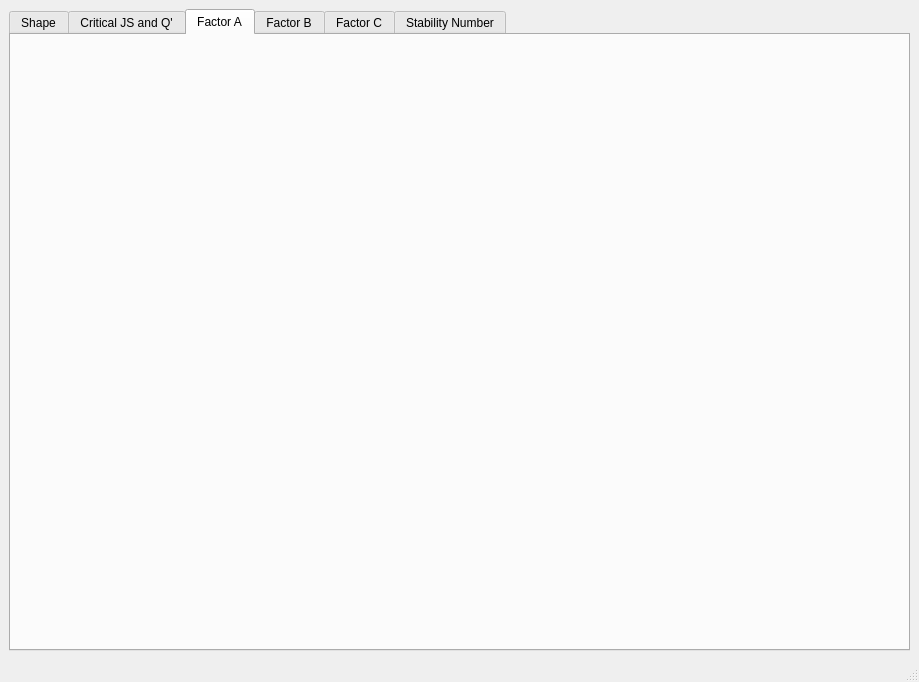
amithreddy/ground-control-tool, file mining.ui: the form before one commit.
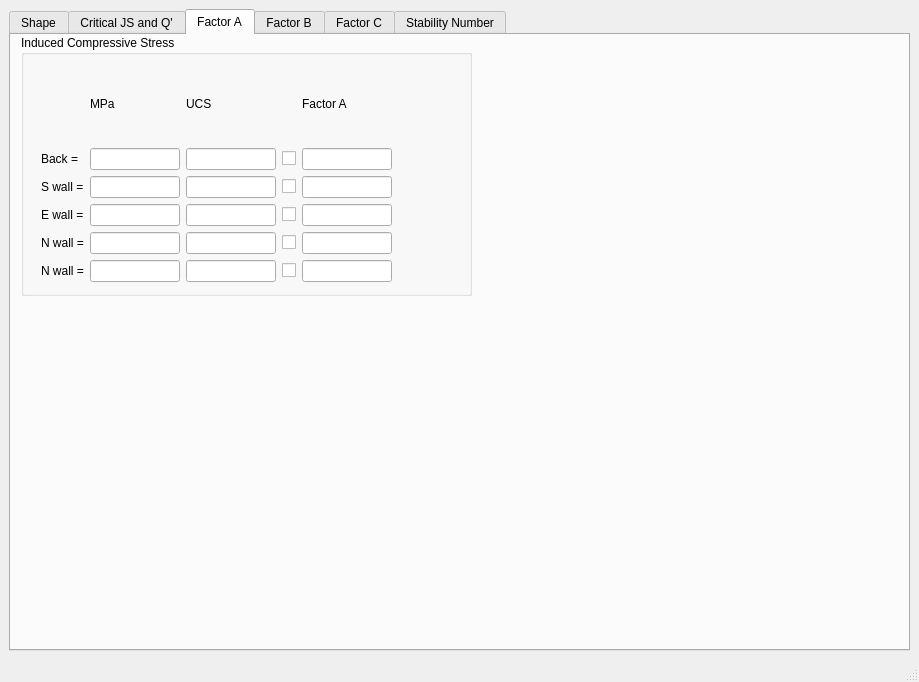
The form after the commit. The open tabs and pages were chosen to show the change.

Commit message: fleshed out Factor a bit omore

The edit to the form file:
```diff
--- a/mining.ui
+++ b/mining.ui
@@ -606,6 +606,167 @@
          <attribute name="title">
           <string>Factor A</string>
          </attribute>
+         <widget class="QGroupBox" name="groupBox_5">
+          <property name="geometry">
+           <rect>
+            <x>10</x>
+            <y>0</y>
+            <width>451</width>
+            <height>261</height>
+           </rect>
+          </property>
+          <property name="title">
+           <string>Induced Compressive Stress</string>
+          </property>
+          <widget class="QWidget" name="formLayoutWidget_2">
+           <property name="geometry">
+            <rect>
+             <x>20</x>
+             <y>30</y>
+             <width>351</width>
+             <height>217</height>
+            </rect>
+           </property>
+           <layout class="QGridLayout" name="gridLayout_2">
+            <item row="1" column="0">
+             <widget class="QLabel" name="label_25">
+              <property name="text">
+               <string>Back =</string>
+              </property>
+             </widget>
+            </item>
+            <item row="3" column="4">
+             <widget class="QLineEdit" name="lineEdit_32"/>
+            </item>
+            <item row="5" column="0">
+             <widget class="QLabel" name="label_19">
+              <property name="text">
+               <string>N wall =</string>
+              </property>
+             </widget>
+            </item>
+            <item row="5" column="1">
+             <widget class="QLineEdit" name="lineEdit_23"/>
+            </item>
+            <item row="6" column="0">
+             <widget class="QLabel" name="label_23">
+              <property name="text">
+               <string>N wall =</string>
+              </property>
+             </widget>
+            </item>
+            <item row="6" column="1">
+             <widget class="QLineEdit" name="lineEdit_24"/>
+            </item>
+            <item row="6" column="2">
+             <widget class="QLineEdit" name="lineEdit_30"/>
+            </item>
+            <item row="5" column="4">
+             <widget class="QLineEdit" name="lineEdit_27"/>
+            </item>
+            <item row="3" column="0">
+             <widget class="QLabel" name="label_17">
+              <property name="text">
+               <string>S wall =</string>
+              </property>
+             </widget>
+            </item>
+            <item row="3" column="1">
+             <widget class="QLineEdit" name="lineEdit_12"/>
+            </item>
+            <item row="5" column="2">
+             <widget class="QLineEdit" name="lineEdit_29"/>
+            </item>
+            <item row="4" column="0">
+             <widget class="QLabel" name="label_18">
+              <property name="text">
+               <string>E wall =</string>
+              </property>
+             </widget>
+            </item>
+            <item row="4" column="1">
+             <widget class="QLineEdit" name="lineEdit_21"/>
+            </item>
+            <item row="1" column="1">
+             <widget class="QLineEdit" name="lineEdit_11"/>
+            </item>
+            <item row="3" column="2">
+             <widget class="QLineEdit" name="lineEdit_26"/>
+            </item>
+            <item row="1" column="2">
+             <widget class="QLineEdit" name="lineEdit_25"/>
+            </item>
+            <item row="0" column="1">
+             <widget class="QLabel" name="label_16">
+              <property name="text">
+               <string>MPa</string>
+              </property>
+             </widget>
+            </item>
+            <item row="4" column="2">
+             <widget class="QLineEdit" name="lineEdit_28"/>
+            </item>
+            <item row="0" column="2">
+             <widget class="QLabel" name="label_27">
+              <property name="text">
+               <string>UCS</string>
+              </property>
+             </widget>
+            </item>
+            <item row="1" column="4">
+             <widget class="QLineEdit" name="lineEdit_33"/>
+            </item>
+            <item row="6" column="4">
+             <widget class="QLineEdit" name="lineEdit_34"/>
+            </item>
+            <item row="4" column="4">
+             <widget class="QLineEdit" name="lineEdit_31"/>
+            </item>
+            <item row="0" column="4">
+             <widget class="QLabel" name="label_28">
+              <property name="text">
+               <string>Factor A</string>
+              </property>
+             </widget>
+            </item>
+            <item row="1" column="3">
+             <widget class="QCheckBox" name="checkBox_3">
+              <property name="text">
+               <string/>
+              </property>
+             </widget>
+            </item>
+            <item row="3" column="3">
+             <widget class="QCheckBox" name="checkBox_4">
+              <property name="text">
+               <string/>
+              </property>
+             </widget>
+            </item>
+            <item row="4" column="3">
+             <widget class="QCheckBox" name="checkBox_14">
+              <property name="text">
+               <string/>
+              </property>
+             </widget>
+            </item>
+            <item row="6" column="3">
+             <widget class="QCheckBox" name="checkBox_16">
+              <property name="text">
+               <string/>
+              </property>
+             </widget>
+            </item>
+            <item row="5" column="3">
+             <widget class="QCheckBox" name="checkBox_15">
+              <property name="text">
+               <string/>
+              </property>
+             </widget>
+            </item>
+           </layout>
+          </widget>
+         </widget>
         </widget>
         <widget class="QWidget" name="tab">
          <attribute name="title">
```
Left out of the diff: 2 changed lines with no effect on the pictures. The commit also changes 1 other file.
